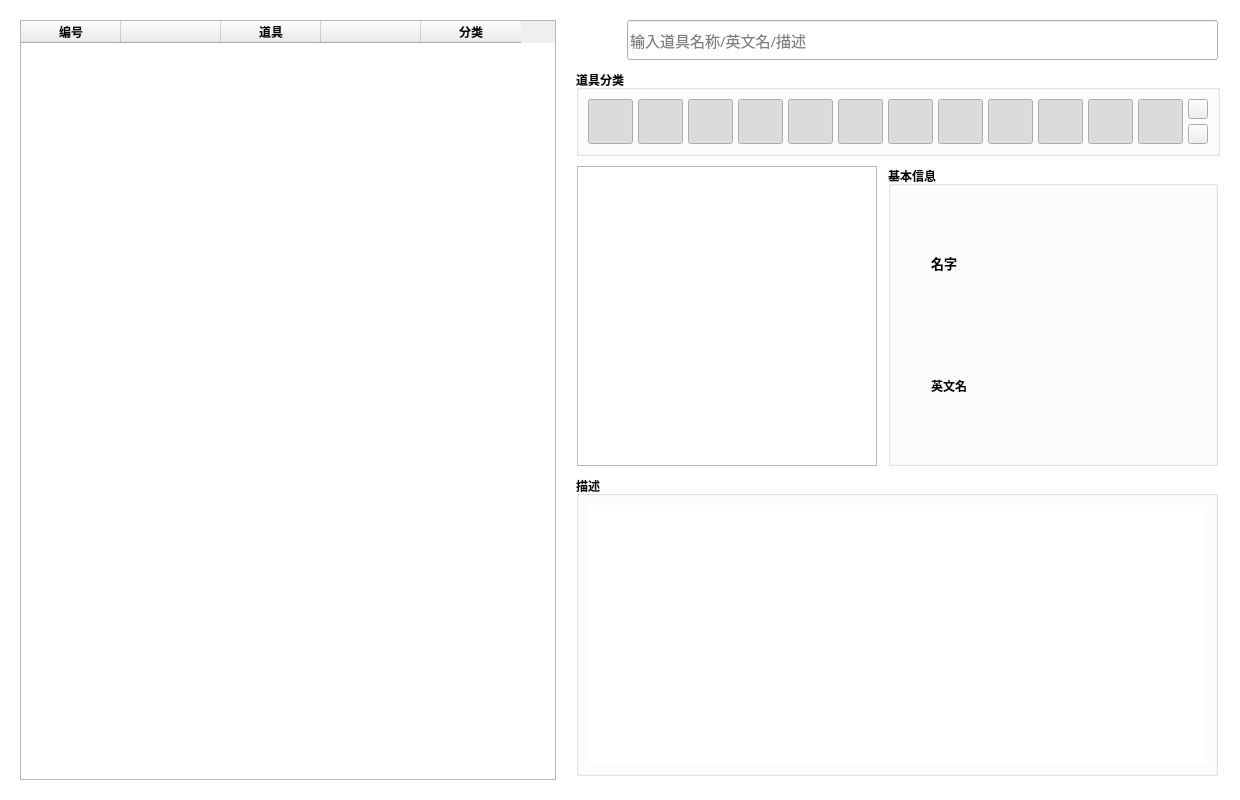
First picture: the form in UI/ItemList.ui, repository ONonameO/PokemonReloaded-Dex, before the edit.
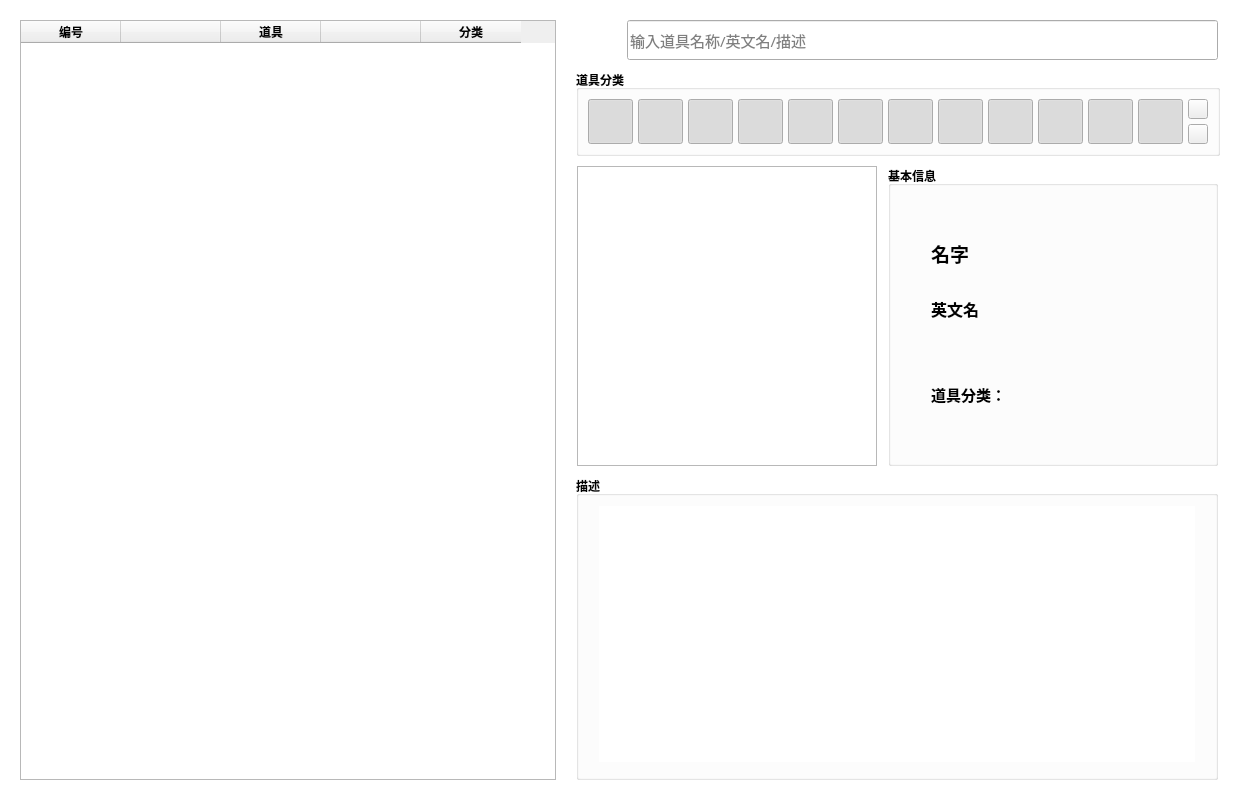
Second picture: the form after the edit. Icons and pictures are not drawn.

Commit message: 新增道具列表

The edit to the form file:
```diff
--- a/UI/ItemList.ui
+++ b/UI/ItemList.ui
@@ -163,7 +163,7 @@
     </widget>
    </item>
    <item>
-    <layout class="QVBoxLayout" name="verticalLayout_2" stretch="0,0,0,0,1">
+    <layout class="QVBoxLayout" name="verticalLayout_2" stretch="0,0,0,1">
      <property name="spacing">
       <number>10</number>
      </property>
@@ -1242,26 +1242,26 @@
          </property>
          <layout class="QVBoxLayout" name="verticalLayout">
           <property name="spacing">
-           <number>10</number>
+           <number>0</number>
           </property>
           <property name="leftMargin">
            <number>40</number>
           </property>
           <property name="topMargin">
-           <number>20</number>
+           <number>40</number>
           </property>
           <property name="rightMargin">
            <number>40</number>
           </property>
           <property name="bottomMargin">
-           <number>20</number>
+           <number>40</number>
           </property>
           <item>
            <widget class="QLabel" name="cName">
             <property name="font">
              <font>
               <family>Microsoft YaHei UI</family>
-              <pointsize>10</pointsize>
+              <pointsize>14</pointsize>
               <weight>75</weight>
               <bold>true</bold>
              </font>
@@ -1282,7 +1282,7 @@
             <property name="font">
              <font>
               <family>Microsoft YaHei UI</family>
-              <pointsize>9</pointsize>
+              <pointsize>12</pointsize>
               <weight>75</weight>
               <italic>false</italic>
               <bold>true</bold>
@@ -1300,6 +1300,40 @@
             </property>
            </widget>
           </item>
+          <item>
+           <spacer name="verticalSpacer_2">
+            <property name="orientation">
+             <enum>Qt::Vertical</enum>
+            </property>
+            <property name="sizeType">
+             <enum>QSizePolicy::Fixed</enum>
+            </property>
+            <property name="sizeHint" stdset="0">
+             <size>
+              <width>20</width>
+              <height>30</height>
+             </size>
+            </property>
+           </spacer>
+          </item>
+          <item>
+           <widget class="QLabel" name="itemType">
+            <property name="font">
+             <font>
+              <family>Microsoft YaHei UI</family>
+              <pointsize>11</pointsize>
+              <weight>75</weight>
+              <bold>true</bold>
+             </font>
+            </property>
+            <property name="text">
+             <string>道具分类：</string>
+            </property>
+            <property name="textInteractionFlags">
+             <set>Qt::TextSelectableByKeyboard|Qt::TextSelectableByMouse</set>
+            </property>
+           </widget>
+          </item>
          </layout>
         </widget>
        </item>
@@ -1308,21 +1342,21 @@
      <item>
       <widget class="QGroupBox" name="right4">
        <property name="sizePolicy">
-        <sizepolicy hsizetype="Fixed" vsizetype="Fixed">
-         <horstretch>0</horstretch>
+        <sizepolicy hsizetype="Fixed" vsizetype="Preferred">
+         <horstretch>27</horstretch>
          <verstretch>0</verstretch>
         </sizepolicy>
        </property>
        <property name="minimumSize">
         <size>
          <width>642</width>
-         <height>300</height>
+         <height>0</height>
         </size>
        </property>
        <property name="maximumSize">
         <size>
          <width>642</width>
-         <height>300</height>
+         <height>16777215</height>
         </size>
        </property>
        <property name="sizeIncrement">
@@ -1347,11 +1381,23 @@
        <property name="title">
         <string>描述</string>
        </property>
-       <layout class="QGridLayout" name="gridLayout_2">
+       <layout class="QGridLayout" name="gridLayout_2" rowstretch="0">
         <property name="sizeConstraint">
          <enum>QLayout::SetDefaultConstraint</enum>
         </property>
-        <item row="1" column="0">
+        <property name="leftMargin">
+         <number>20</number>
+        </property>
+        <property name="topMargin">
+         <number>10</number>
+        </property>
+        <property name="rightMargin">
+         <number>20</number>
+        </property>
+        <property name="bottomMargin">
+         <number>15</number>
+        </property>
+        <item row="0" column="0">
          <widget class="QPlainTextEdit" name="Description">
           <property name="enabled">
            <bool>true</bool>
@@ -1365,7 +1411,7 @@
           <property name="font">
            <font>
             <family>Microsoft YaHei</family>
-            <pointsize>9</pointsize>
+            <pointsize>11</pointsize>
             <weight>50</weight>
             <bold>false</bold>
            </font>
@@ -1396,22 +1442,6 @@
        </layout>
       </widget>
      </item>
-     <item>
-      <spacer name="verticalSpacer">
-       <property name="orientation">
-        <enum>Qt::Vertical</enum>
-       </property>
-       <property name="sizeType">
-        <enum>QSizePolicy::Expanding</enum>
-       </property>
-       <property name="sizeHint" stdset="0">
-        <size>
-         <width>20</width>
-         <height>0</height>
-        </size>
-       </property>
-      </spacer>
-     </item>
     </layout>
    </item>
   </layout>
```
Left out of the diff: 38 changed lines with no effect on the pictures. The commit also changes 8 other files.
